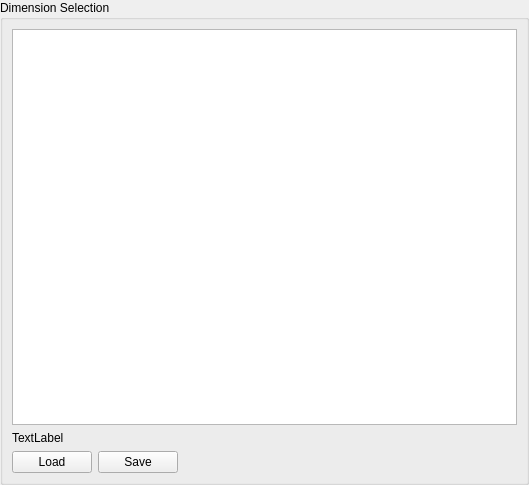
ManiVaultStudio/t-SNE-Analysis, file ui/DimensionSelectionWidget.ui: the form before one commit.
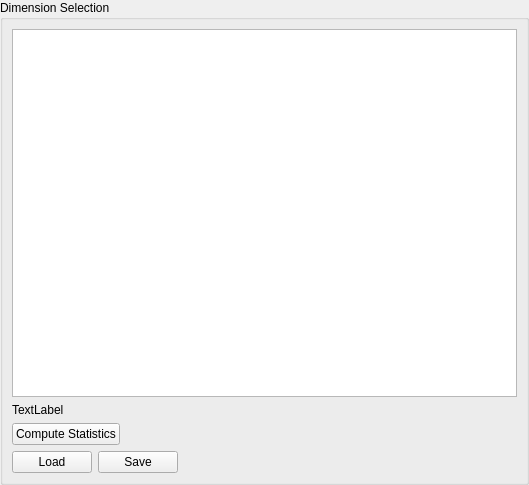
The form after the commit.

Commit message:
Add sorting based on column headers, using SortFilterProxyModel
Suggested by Jeroen @jeggermont

Diff of the .ui file:
```diff
--- a/ui/DimensionSelectionWidget.ui
+++ b/ui/DimensionSelectionWidget.ui
@@ -32,7 +32,7 @@
       <string>Dimension Selection</string>
      </property>
      <layout class="QGridLayout" name="gridLayout_2">
-      <item row="2" column="0">
+      <item row="8" column="0" colspan="2">
        <layout class="QHBoxLayout" name="horizontalLayout">
         <item>
          <widget class="QPushButton" name="loadPushButton">
@@ -63,14 +63,18 @@
         </item>
        </layout>
       </item>
-      <item row="0" column="0">
+      <item row="3" column="0">
+       <widget class="QPushButton" name="computeStatisticsPushButton">
+        <property name="text">
+         <string>Compute Statistics</string>
+        </property>
+       </widget>
+      </item>
+      <item row="1" column="0" colspan="2">
        <widget class="QTreeView" name="treeView">
         <property name="editTriggers">
          <set>QAbstractItemView::NoEditTriggers</set>
         </property>
-        <property name="selectionMode">
-         <enum>QAbstractItemView::MultiSelection</enum>
-        </property>
         <property name="rootIsDecorated">
          <bool>false</bool>
         </property>
@@ -78,17 +82,36 @@
          <bool>false</bool>
         </property>
         <property name="sortingEnabled">
-         <bool>false</bool>
+         <bool>true</bool>
         </property>
         <property name="headerHidden">
-         <bool>true</bool>
+         <bool>false</bool>
         </property>
         <property name="expandsOnDoubleClick">
          <bool>false</bool>
         </property>
+        <attribute name="headerVisible">
+         <bool>true</bool>
+        </attribute>
+        <attribute name="headerShowSortIndicator" stdset="0">
+         <bool>true</bool>
+        </attribute>
        </widget>
       </item>
-      <item row="1" column="0">
+      <item row="3" column="1">
+       <spacer name="horizontalSpacer_2">
+        <property name="orientation">
+         <enum>Qt::Horizontal</enum>
+        </property>
+        <property name="sizeHint" stdset="0">
+         <size>
+          <width>403</width>
+          <height>20</height>
+         </size>
+        </property>
+       </spacer>
+      </item>
+      <item row="2" column="0">
        <widget class="QLabel" name="label">
         <property name="text">
          <string>TextLabel</string>
```
The commit also changes 5 other files.
